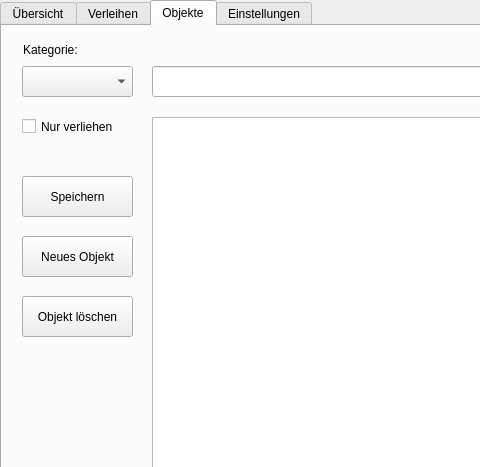
Before: the Qt Designer form mainwindow.ui in Psycl0p7/Projekt-2-Verleihsoftware, drawn with Qt 5; both pictures show x 0 to 480 and y 0 to 467 of the 866 by 618 pixel window.
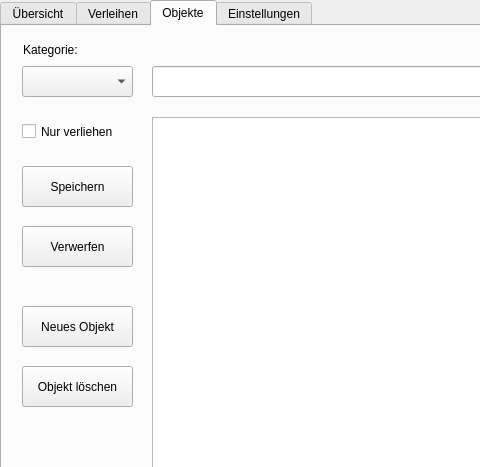
After: the same form once the commit is applied. The open tabs and pages were chosen to show the change.

Commit message: started working on object controller

Diff of the .ui file:
```diff
--- a/mainwindow.ui
+++ b/mainwindow.ui
@@ -819,7 +819,7 @@
       <property name="geometry">
        <rect>
         <x>20</x>
-        <y>270</y>
+        <y>340</y>
         <width>111</width>
         <height>41</height>
        </rect>
@@ -838,7 +838,7 @@
       <property name="geometry">
        <rect>
         <x>20</x>
-        <y>210</y>
+        <y>280</y>
         <width>111</width>
         <height>41</height>
        </rect>
@@ -892,7 +892,7 @@
       <property name="geometry">
        <rect>
         <x>20</x>
-        <y>85</y>
+        <y>90</y>
         <width>131</width>
         <height>31</height>
        </rect>
@@ -905,7 +905,7 @@
       <property name="geometry">
        <rect>
         <x>20</x>
-        <y>150</y>
+        <y>140</y>
         <width>111</width>
         <height>41</height>
        </rect>
@@ -933,6 +933,25 @@
        <string>Suchen</string>
       </property>
      </widget>
+     <widget class="QPushButton" name="btnObjectsDiscard">
+      <property name="geometry">
+       <rect>
+        <x>20</x>
+        <y>200</y>
+        <width>111</width>
+        <height>41</height>
+       </rect>
+      </property>
+      <property name="font">
+       <font>
+        <family>Segoe UI</family>
+        <pointsize>9</pointsize>
+       </font>
+      </property>
+      <property name="text">
+       <string>Verwerfen</string>
+      </property>
+     </widget>
     </widget>
     <widget class="QWidget" name="tab_settings">
      <attribute name="title">
```
Left out of the diff: 2 changed lines with no effect on the pictures. The commit also changes 11 other files.
